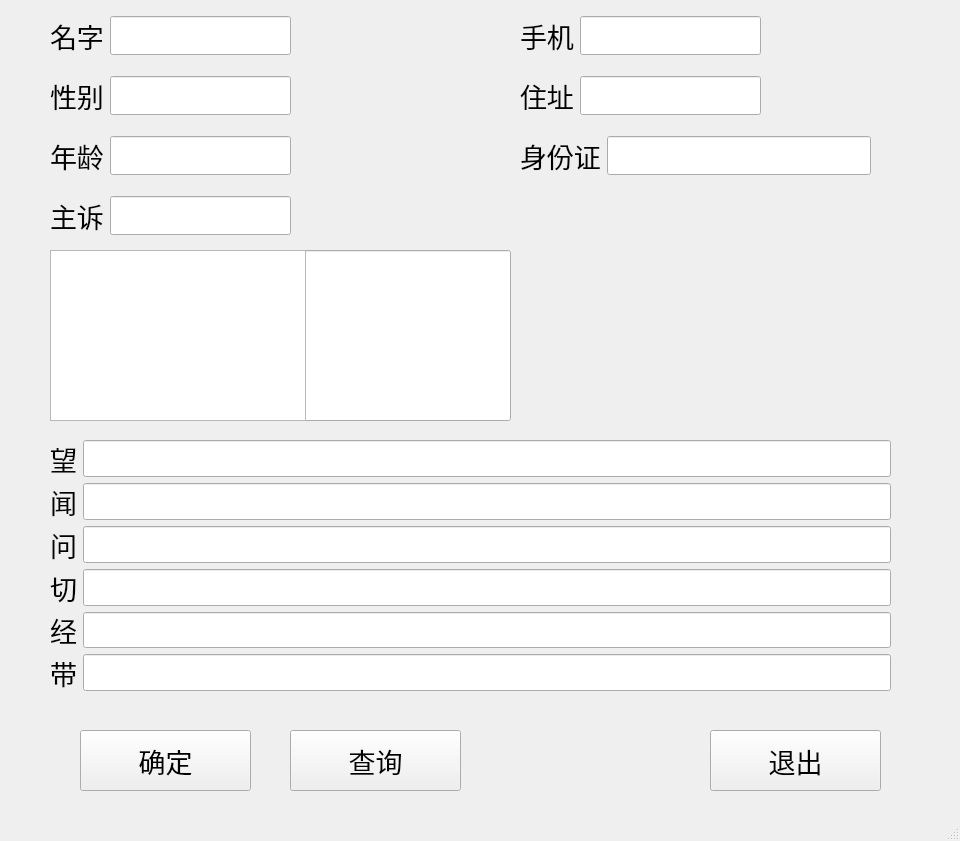
Above: UI/information.ui from DefJia/TCM-Retrieval-System before the change. Below: the same form after it.
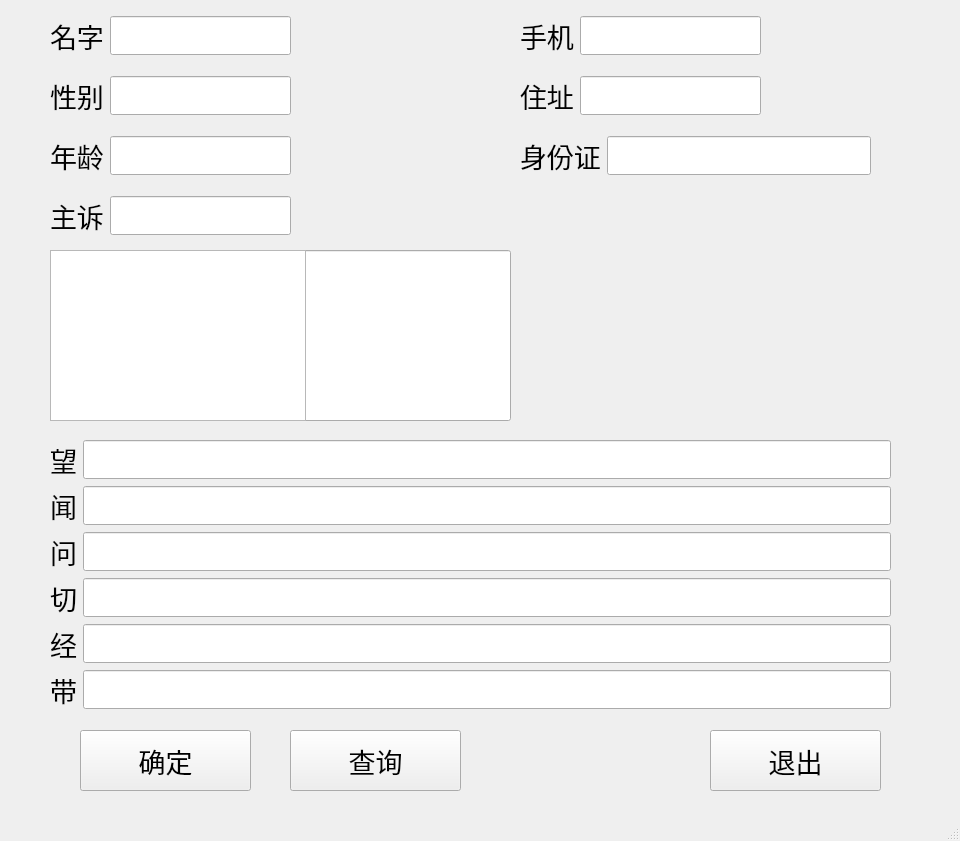
That is the form after the change.

The edit to the form file:
```diff
--- a/UI/information.ui
+++ b/UI/information.ui
@@ -333,13 +333,13 @@
      <bool>false</bool>
     </attribute>
    </widget>
-   <widget class="QWidget" name="">
+   <widget class="QWidget" name="layoutWidget">
     <property name="geometry">
      <rect>
       <x>50</x>
       <y>440</y>
       <width>841</width>
-      <height>251</height>
+      <height>289</height>
      </rect>
     </property>
     <layout class="QFormLayout" name="formLayout">
```
Left out of the diff: 18 changed lines with no effect on the pictures.
